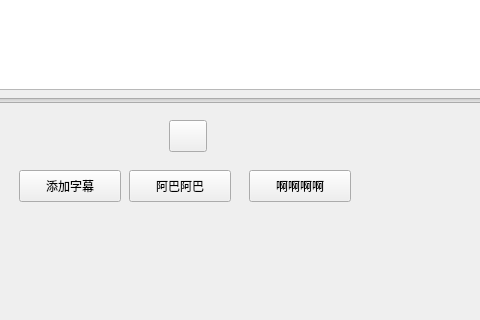
The window that ui/ui_others.ui (phoenix-ZY/NIS3366-project) describes before a commit, drawn with Qt 5; both pictures show x 241 to 721 and y 490 to 810 of the 1160 by 810 pixel window.
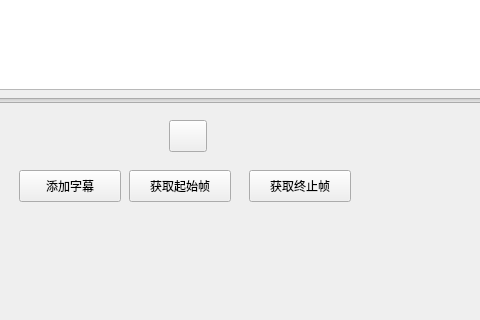
The same window after the commit. Custom widgets are drawn as their Qt base class.

Diff of the .ui file:
```diff
--- a/ui/ui_others.ui
+++ b/ui/ui_others.ui
@@ -79,7 +79,7 @@
     </rect>
    </property>
    <property name="text">
-    <string>阿巴阿巴</string>
+    <string>获取起始帧</string>
    </property>
   </widget>
   <widget class="PushButton" name="button3">
@@ -92,7 +92,7 @@
     </rect>
    </property>
    <property name="text">
-    <string>啊啊啊啊</string>
+    <string>获取终止帧</string>
    </property>
   </widget>
  </widget>
```
Left out of the diff: 4 changed lines with no effect on the pictures.
